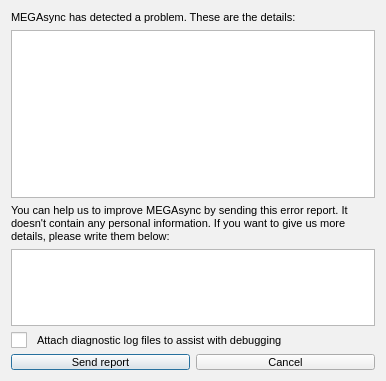
Old version of the form src/MEGASync/gui/linux/CrashReportDialog.ui in the repository meganz/MEGAsync.
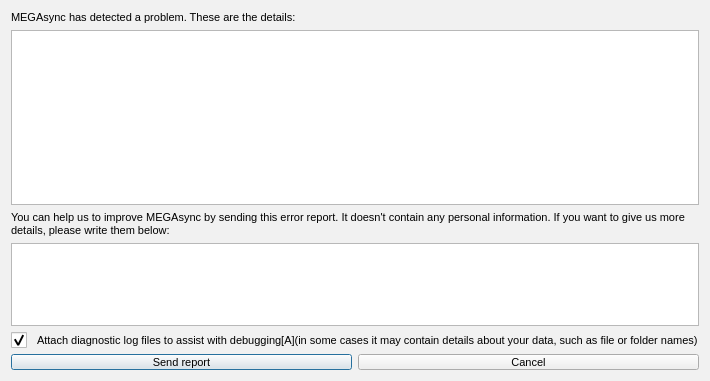
New version of the form.

Commit message:
do only upload crash dialog
have attach checkbox enabled by default & include warning files/folders
names

```diff
--- a/src/MEGASync/gui/linux/CrashReportDialog.ui
+++ b/src/MEGASync/gui/linux/CrashReportDialog.ui
@@ -92,7 +92,10 @@
 }</string>
      </property>
      <property name="text">
-      <string>Attach diagnostic log files to assist with debugging</string>
+      <string>Attach diagnostic log files to assist with debugging[A](in some cases it may contain details about your data, such as file or folder names)</string>
+     </property>
+     <property name="checked">
+      <bool>true</bool>
      </property>
     </widget>
    </item>
```
The commit also changes 6 other files.
